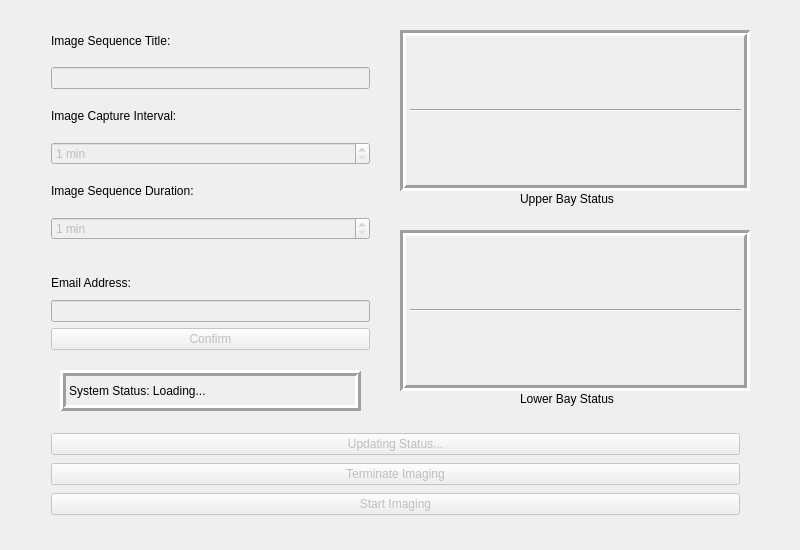
Old version of the form _ui/Demo.ui in the repository CoSE-Jerry/ABCD.
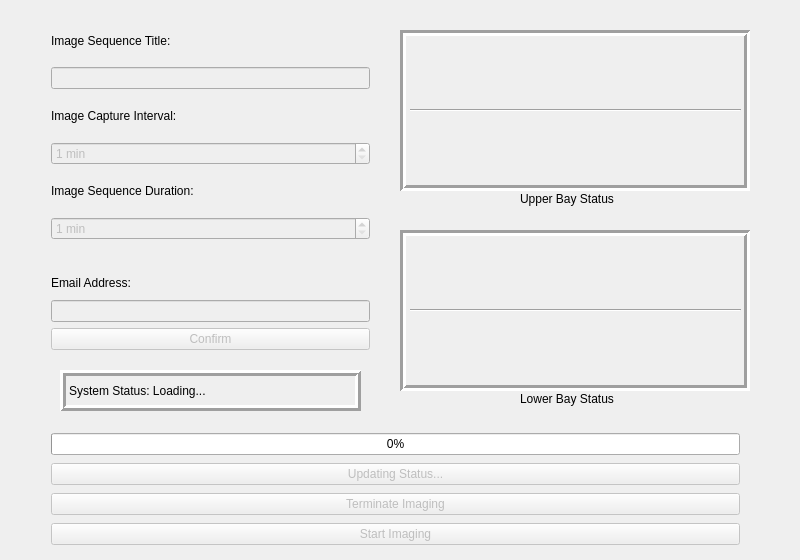
New version of the form. Icons and pictures are not drawn.

What changed in the file:
```diff
--- a/_ui/Demo.ui
+++ b/_ui/Demo.ui
@@ -7,7 +7,7 @@
     <x>0</x>
     <y>0</y>
     <width>800</width>
-    <height>550</height>
+    <height>560</height>
    </rect>
   </property>
   <property name="sizePolicy">
@@ -19,13 +19,13 @@
   <property name="minimumSize">
    <size>
     <width>800</width>
-    <height>550</height>
+    <height>560</height>
    </size>
   </property>
   <property name="maximumSize">
    <size>
     <width>800</width>
-    <height>550</height>
+    <height>560</height>
    </size>
   </property>
   <property name="windowTitle">
@@ -568,10 +568,23 @@
       <x>40</x>
       <y>420</y>
       <width>711</width>
-      <height>111</height>
+      <height>141</height>
      </rect>
     </property>
     <layout class="QVBoxLayout" name="verticalLayout_3">
+     <item>
+      <widget class="QProgressBar" name="Image_Bar">
+       <property name="enabled">
+        <bool>true</bool>
+       </property>
+       <property name="value">
+        <number>0</number>
+       </property>
+       <property name="format">
+        <string>%p%</string>
+       </property>
+      </widget>
+     </item>
      <item>
       <widget class="QPushButton" name="Update_Status">
        <property name="enabled">
```
